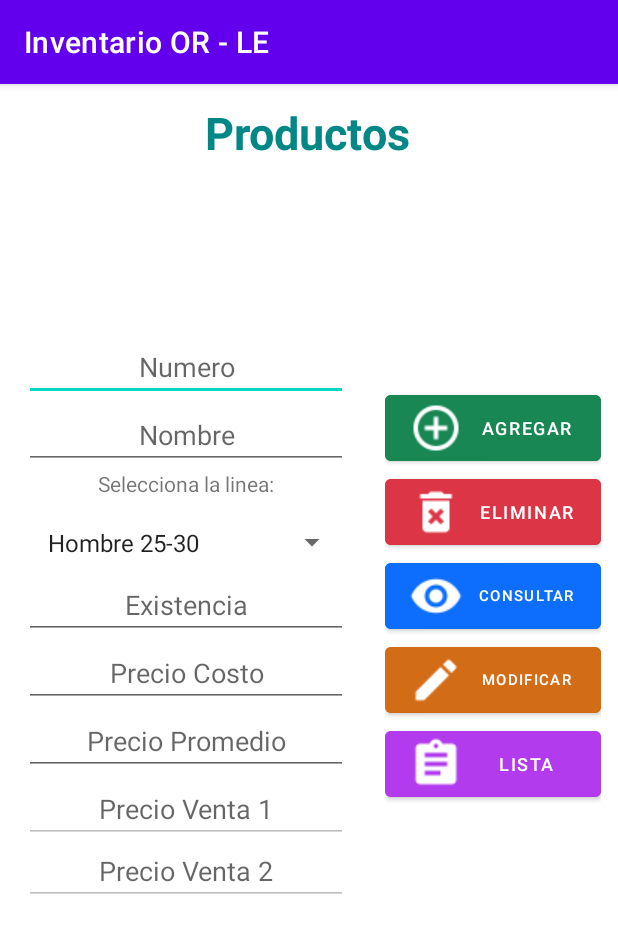
After one commit to rizos-100/app_inventario, an Android app: the ControllerProducto screen opened directly, with no data from a screen before it, on a phone screen of 412 x 824 dp. The commit adds this screen. Shown: the top 933 px of the screen. Run offline under Robolectric (Android 15) with nearby library versions, the phone set to English and light mode, and no system bars.

Commit message:
Modulo Producto
CRUD completo de producto terminado

```diff
--- a/OR_LE_INVENTARIO/app/src/main/AndroidManifest.xml
+++ b/OR_LE_INVENTARIO/app/src/main/AndroidManifest.xml
@@ -11,6 +11,7 @@
         android:theme="@style/Theme.OR_LE_Inventario">
         <activity android:name=".iu_vendedor.VendedorActivity"></activity>
         <activity android:name=".ControllerProveedor"></activity>
+        <activity android:name=".ControllerProducto"></activity>
         <activity android:name=".MainActivity">
             <intent-filter>
                 <action android:name="android.intent.action.MAIN" />
--- a/OR_LE_INVENTARIO/app/src/main/java/org/rizosdb/utl/or_le_inventario/MainActivity.java
+++ b/OR_LE_INVENTARIO/app/src/main/java/org/rizosdb/utl/or_le_inventario/MainActivity.java
@@ -47,11 +47,17 @@ public class MainActivity extends AppCompatActivity {
     }
     private void initButtons(){
         btnProveedores = (ImageButton) findViewById(R.id.btnProveedores);
+        btnProductos = (ImageButton) findViewById(R.id.btnProductos);
 
         btnProveedores.setOnClickListener(v -> {
             Intent intent = new Intent(this, ControllerProveedor.class);
             startActivity(intent);
         });
 
+        btnProductos.setOnClickListener(v -> {
+            Intent intent = new Intent(this, ControllerProducto.class);
+            startActivity(intent);
+        });
+
     }
 }
--- /dev/null
+++ b/OR_LE_INVENTARIO/app/src/main/res/layout/activity_producto.xml
@@ -0,0 +1,170 @@
+<?xml version="1.0" encoding="utf-8"?>
+<androidx.constraintlayout.widget.ConstraintLayout xmlns:android="http://schemas.android.com/apk/res/android"
+    xmlns:app="http://schemas.android.com/apk/res-auto"
+    xmlns:tools="http://schemas.android.com/tools"
+    android:layout_width="match_parent"
+    android:layout_height="match_parent">
+
+    <TextView
+        android:id="@+id/textView3"
+        android:layout_width="wrap_content"
+        android:layout_height="wrap_content"
+        android:layout_marginTop="12dp"
+        android:text="Productos"
+        android:textColor="@color/teal_700"
+        android:textColorHint="@color/design_default_color_secondary_variant"
+        android:textSize="30dp"
+        android:textStyle="bold"
+        app:layout_constraintEnd_toEndOf="parent"
+        app:layout_constraintHorizontal_bias="0.497"
+        app:layout_constraintStart_toStartOf="parent"
+        app:layout_constraintTop_toTopOf="parent" />
+
+    <LinearLayout
+        android:id="@+id/linearLayout"
+        android:layout_width="216dp"
+        android:layout_height="381dp"
+        android:layout_marginStart="16dp"
+        android:layout_marginTop="32dp"
+        android:orientation="vertical"
+        app:layout_constraintBottom_toBottomOf="parent"
+        app:layout_constraintStart_toStartOf="parent"
+        app:layout_constraintTop_toBottomOf="@+id/textView3"
+        app:layout_constraintVertical_bias="0.27">
+
+        <EditText
+            android:id="@+id/txtID"
+            android:layout_width="match_parent"
+            android:layout_height="wrap_content"
+            android:ems="10"
+            android:hint="Numero"
+            android:inputType="textPersonName"
+            android:textAlignment="center" />
+
+        <EditText
+            android:id="@+id/txtNombre"
+            android:layout_width="match_parent"
+            android:layout_height="wrap_content"
+            android:ems="10"
+            android:hint="Nombre"
+            android:inputType="textPersonName"
+            android:textAlignment="center" />
+
+        <TextView
+            android:id="@+id/textView2"
+            android:layout_width="match_parent"
+            android:layout_height="30dp"
+            android:text="Selecciona la linea:"
+            android:textAlignment="center" />
+
+        <Spinner
+            android:id="@+id/spnLinea"
+            android:layout_width="match_parent"
+            android:layout_height="38dp" />
+
+        <EditText
+            android:id="@+id/txtExistencia"
+            android:layout_width="match_parent"
+            android:layout_height="wrap_content"
+            android:ems="10"
+            android:hint="Existencia"
+            android:inputType="textPersonName"
+            android:textAlignment="center" />
+
+        <EditText
+            android:id="@+id/txtPrecioCosto"
+            android:layout_width="match_parent"
+            android:layout_height="wrap_content"
+            android:ems="10"
+            android:hint="Precio Costo"
+            android:inputType="textPersonName"
+            android:textAlignment="center" />
+
+        <EditText
+            android:id="@+id/txtPrecioPromedio"
+            android:layout_width="match_parent"
+            android:layout_height="wrap_content"
+            android:ems="10"
+            android:hint="Precio Promedio"
+            android:inputType="textPersonName"
+            android:textAlignment="center" />
+
+        <EditText
+            android:id="@+id/txtPrecioVenta1"
+            android:layout_width="match_parent"
+            android:layout_height="wrap_content"
+            android:ems="10"
+            android:hint="Precio Venta 1"
+            android:inputType="textPersonName"
+            android:textAlignment="center" />
+
+        <EditText
+            android:id="@+id/txtPrecioVenta2"
+            android:layout_width="match_parent"
+            android:layout_height="wrap_content"
+            android:ems="10"
+            android:hint="Precio Venta 2"
+            android:inputType="textPersonName"
+            android:textAlignment="center" />
+
+    </LinearLayout>
+
+    <LinearLayout
+        android:layout_width="144dp"
+        android:layout_height="292dp"
+        android:layout_marginTop="32dp"
+        android:orientation="vertical"
+        app:layout_constraintBottom_toBottomOf="parent"
+        app:layout_constraintEnd_toEndOf="parent"
+        app:layout_constraintHorizontal_bias="0.692"
+        app:layout_constraintStart_toEndOf="@+id/linearLayout"
+        app:layout_constraintTop_toBottomOf="@+id/textView3"
+        app:layout_constraintVertical_bias="0.298">
+
+        <Button
+            android:id="@+id/btnAgregar"
+            android:layout_width="match_parent"
+            android:layout_height="wrap_content"
+            android:backgroundTint="#198754"
+            android:drawableLeft="@drawable/ic_add_circle_outline_white_24dp"
+            android:text="Agregar"
+            android:textSize="12sp" />
+
+        <Button
+            android:id="@+id/btnEliminar"
+            android:layout_width="match_parent"
+            android:layout_height="wrap_content"
+            android:backgroundTint="#DC3545"
+            android:drawableLeft="@drawable/ic_delete_forever_white_24dp"
+            android:text="Eliminar"
+            android:textSize="12sp" />
+
+        <Button
+            android:id="@+id/btnConsultar"
+            android:layout_width="match_parent"
+            android:layout_height="wrap_content"
+            android:backgroundTint="#0D6EFD"
+            android:drawableLeft="@drawable/ic_visibility_white_24dp"
+            android:text="Consultar"
+            android:textSize="10sp" />
+
+        <Button
+            android:id="@+id/btnModificar"
+            android:layout_width="match_parent"
+            android:layout_height="wrap_content"
+            android:backgroundTint="#D36C16"
+            android:drawableLeft="@drawable/ic_create_white_24dp"
+            android:text="Modificar"
+            android:textSize="10sp" />
+
+        <Button
+            android:id="@+id/btnLista"
+            android:layout_width="match_parent"
+            android:layout_height="wrap_content"
+            android:backgroundTint="#B23CED"
+            android:drawableLeft="@drawable/ic_assignment_white_24dp"
+            android:text="Lista"
+            android:textSize="12sp" />
+    </LinearLayout>
+
+</androidx.constraintlayout.widget.ConstraintLayout>
```
Also changed, not shown: OR_LE_INVENTARIO/app/src/main/java/org/rizosdb/utl/or_le_inventario/ControllerProducto.java (added, +315 -0 lines), OR_LE_INVENTARIO/app/src/main/java/org/rizosdb/utl/or_le_inventario/ControllerProveedor.java (+17 -2 lines).
